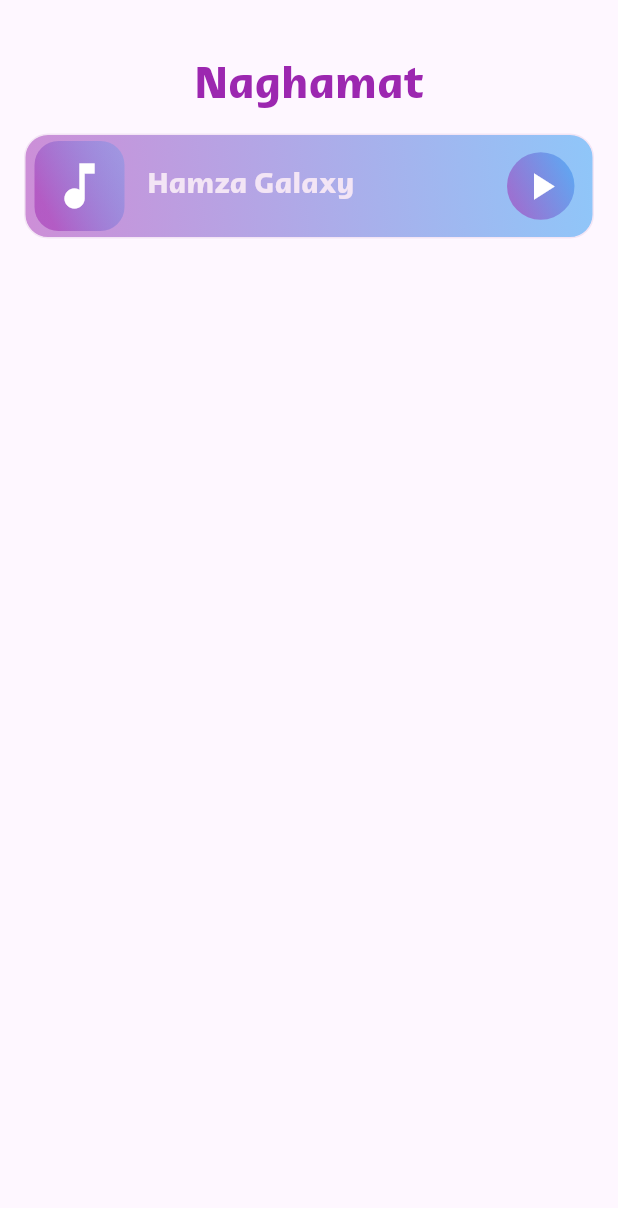
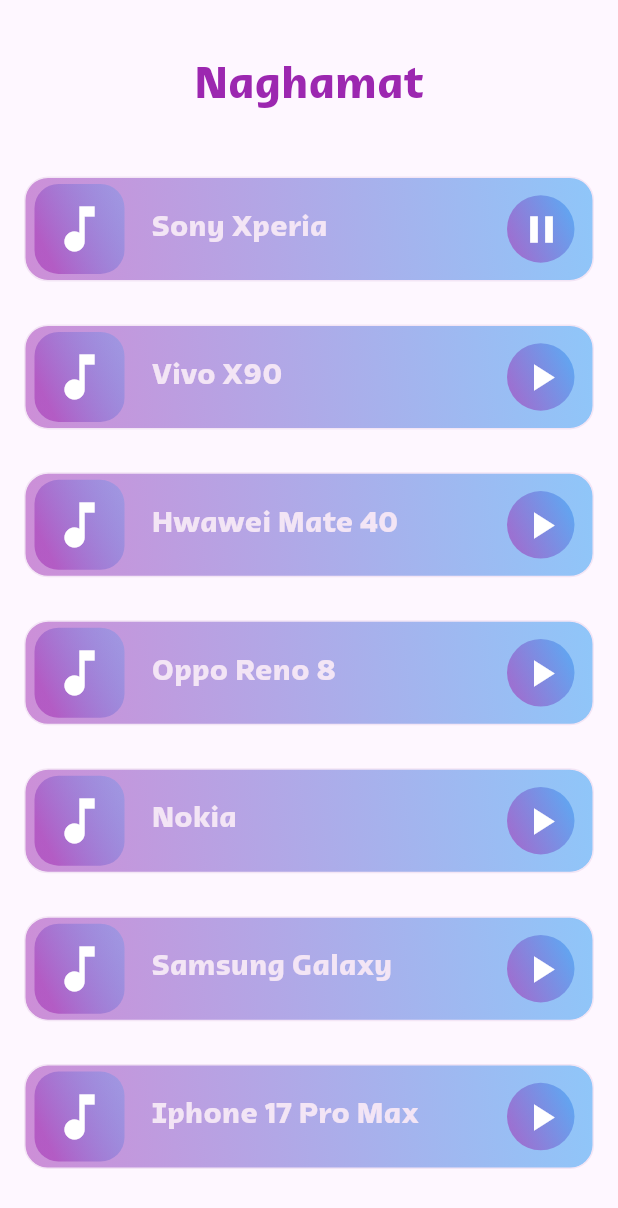
Before and after one commit to HamzaAlwajeeh/Flutter-Lab-2, a Flutter app: the screen it shows after launch, after a tap on the "play arrow" icon, on a phone screen of 412 x 824 dp. Shown: the top 1208 px of the screen. Run offline on Flutter 3.47's test engine with Material 3 defaults, Android fonts, the light colour scheme and no system bars.

Commit message:
finish Music Ui

```diff
--- a/lib/labs/naghamat/views/widgets/custom_icon_button.dart
+++ b/lib/labs/naghamat/views/widgets/custom_icon_button.dart
@@ -1,8 +1,14 @@
 import 'package:flutter/material.dart';
 
-class customIconButton extends StatelessWidget {
-  const customIconButton({super.key});
+class CustomIconButton extends StatefulWidget {
+  const CustomIconButton({super.key});
 
+  @override
+  State<CustomIconButton> createState() => _CustomIconButtonState();
+}
+
+class _CustomIconButtonState extends State<CustomIconButton> {
+  bool isPlaying = false;
   @override
   Widget build(BuildContext context) {
     return Padding(
@@ -22,8 +28,16 @@
           ),
         ),
         child: IconButton(
-          onPressed: () {},
-          icon: Icon(Icons.play_arrow, color: Colors.white, size: 30),
+          onPressed: () {
+            setState(() {
+              isPlaying = !isPlaying;
+            });
+          },
+          icon: Icon(
+            isPlaying ? Icons.pause : Icons.play_arrow,
+            color: Colors.white,
+            size: 30,
+          ),
         ),
       ),
     );
--- a/lib/labs/naghamat/views/widgets/music_item_button.dart
+++ b/lib/labs/naghamat/views/widgets/music_item_button.dart
@@ -32,10 +32,10 @@
         children: [
           SizedBox(width: 6),
           CustomMusicImage(),
-          const SizedBox(width: 15),
+          const SizedBox(width: 18),
           MusicTitle(text: musicName),
           const Spacer(),
-          customIconButton(),
+          CustomIconButton(),
         ],
       ),
     );
--- a/lib/labs/naghamat/views/widgets/naghamat_home_view_body.dart
+++ b/lib/labs/naghamat/views/widgets/naghamat_home_view_body.dart
@@ -22,7 +22,24 @@
             ),
           ),
           const SizedBox(height: 10),
-          MusicItemButton(musicName: 'Hamza Galaxy', musicNumber: '1'),
+          Expanded(
+            child: Column(
+              mainAxisAlignment: MainAxisAlignment.spaceEvenly,
+              mainAxisSize: MainAxisSize.max,
+              children: [
+                MusicItemButton(musicName: 'Sony Xperia', musicNumber: '1'),
+                MusicItemButton(musicName: 'Vivo X90', musicNumber: '2'),
+                MusicItemButton(musicName: 'Hwawei Mate 40', musicNumber: '3'),
+                MusicItemButton(musicName: 'Oppo Reno 8', musicNumber: '4'),
+                MusicItemButton(musicName: 'Nokia', musicNumber: '5'),
+                MusicItemButton(musicName: 'Samsung Galaxy ', musicNumber: '6'),
+                MusicItemButton(
+                  musicName: 'Iphone 17 Pro Max',
+                  musicNumber: '7',
+                ),
+              ],
+            ),
+          ),
         ],
       ),
     );
```
